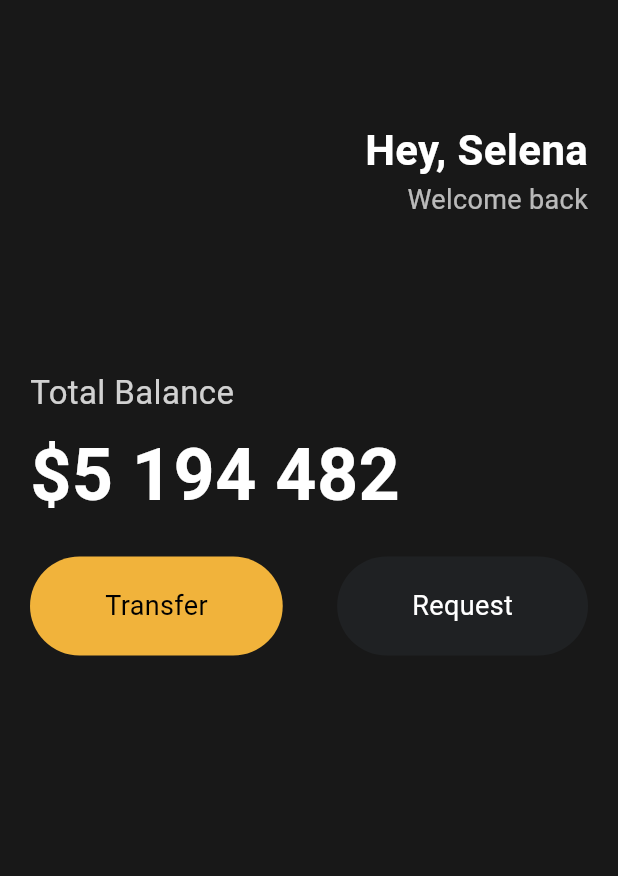
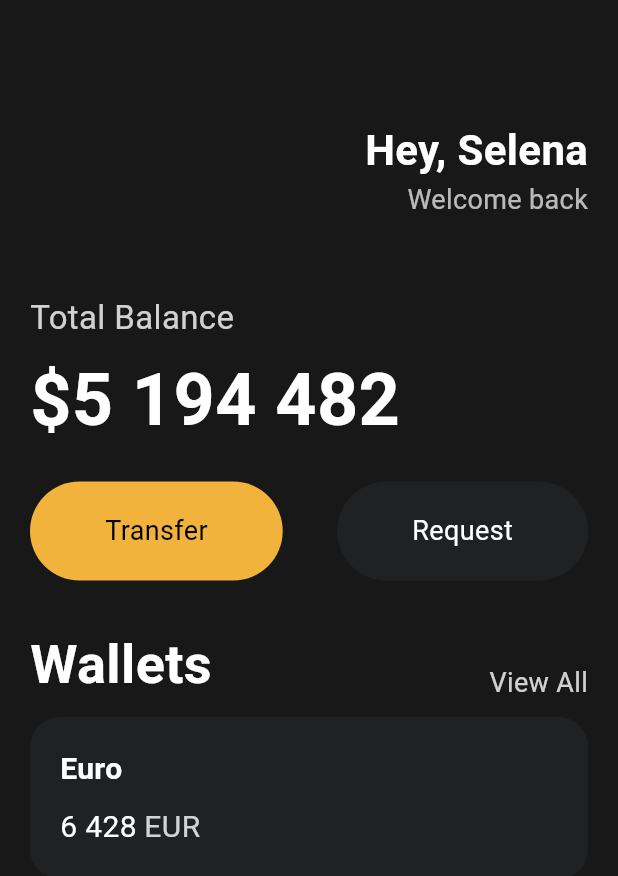
Before and after one commit to duckbill413/dart_flutter, a Flutter app: the screen it shows after launch, on a phone screen of 412 x 824 dp. Shown: the top 876 px of the screen. Run offline on Flutter 3.47's test engine with Material 3 defaults, Android fonts, the phone set to English and light mode, and no system bars.

Commit message:
flutter 3.6 cards

```diff
--- a/toonflix/lib/main.dart
+++ b/toonflix/lib/main.dart
@@ -48,7 +48,7 @@
                 ],
               ),
               const SizedBox(
-                height: 100,
+                height: 50,
               ),
               Text('Total Balance',
                   style: TextStyle(
@@ -81,7 +81,79 @@
                     textColor: Colors.white,
                   ),
                 ],
-              )
+              ),
+              const SizedBox(
+                height: 30,
+              ),
+              Row(
+                mainAxisAlignment: MainAxisAlignment.spaceBetween,
+                crossAxisAlignment: CrossAxisAlignment.end,
+                children: [
+                  const Text('Wallets',
+                      style: TextStyle(
+                        color: Colors.white,
+                        fontSize: 36,
+                        fontWeight: FontWeight.w600,
+                      )),
+                  Text('View All',
+                      style: TextStyle(
+                        color: Colors.white.withOpacity(0.8),
+                        fontSize: 18,
+                      )),
+                ],
+              ),
+              const SizedBox(
+                height: 10,
+              ),
+              Container(
+                  decoration: BoxDecoration(
+                    color: const Color(0xFF1F2123),
+                    borderRadius: BorderRadius.circular(20),
+                  ),
+                  child: Padding(
+                    padding: const EdgeInsets.all(20),
+                    child: Row(
+                      children: [
+                        Column(
+                          crossAxisAlignment: CrossAxisAlignment.start,
+                          children: [
+                            const Text(
+                              'Euro',
+                              style: TextStyle(
+                                color: Colors.white,
+                                fontSize: 20,
+                                fontWeight: FontWeight.w600,
+                              ),
+                            ),
+                            const SizedBox(
+                              height: 10,
+                            ),
+                            Row(
+                              children: [
+                                const Text(
+                                  '6 428',
+                                  style: TextStyle(
+                                    color: Colors.white,
+                                    fontSize: 20,
+                                  ),
+                                ),
+                                const SizedBox(
+                                  width: 5,
+                                ),
+                                Text(
+                                  'EUR',
+                                  style: TextStyle(
+                                    color: Colors.white.withOpacity(0.8),
+                                    fontSize: 20,
+                                  ),
+                                ),
+                              ],
+                            )
+                          ],
+                        ),
+                      ],
+                    ),
+                  ))
             ],
           )),
     ));
```
